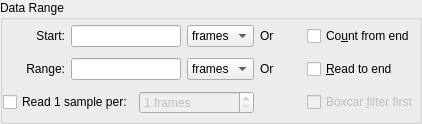
Qt form src/widgets/datarange.ui (Kst-plot/kst) before a commit.
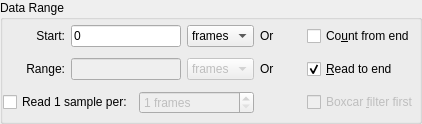
The same form after that commit.

Diff of the .ui file:
```diff
--- a/src/widgets/datarange.ui
+++ b/src/widgets/datarange.ui
@@ -98,6 +98,9 @@
         <property name="text" >
          <string>&amp;Read to end</string>
         </property>
+        <property name="checked" >
+         <bool>true</bool>
+        </property>
        </widget>
       </item>
       <item row="0" column="4" >
@@ -204,10 +207,16 @@
         <property name="whatsThis" >
          <string>The index of the first data read.  For ASCII files, this is the data row number in the file.  For frame based files, this is the first frame.</string>
         </property>
+        <property name="text" >
+         <string>0</string>
+        </property>
        </widget>
       </item>
       <item row="1" column="1" colspan="2" >
        <widget class="QLineEdit" name="_range" >
+        <property name="enabled" >
+         <bool>false</bool>
+        </property>
         <property name="sizePolicy" >
          <sizepolicy vsizetype="Fixed" hsizetype="MinimumExpanding" >
           <horstretch>0</horstretch>
@@ -233,6 +242,9 @@
       </item>
       <item row="1" column="3" >
        <widget class="QComboBox" name="_rangeUnits" >
+        <property name="enabled" >
+         <bool>false</bool>
+        </property>
         <item>
          <property name="text" >
           <string>frames</string>
```
